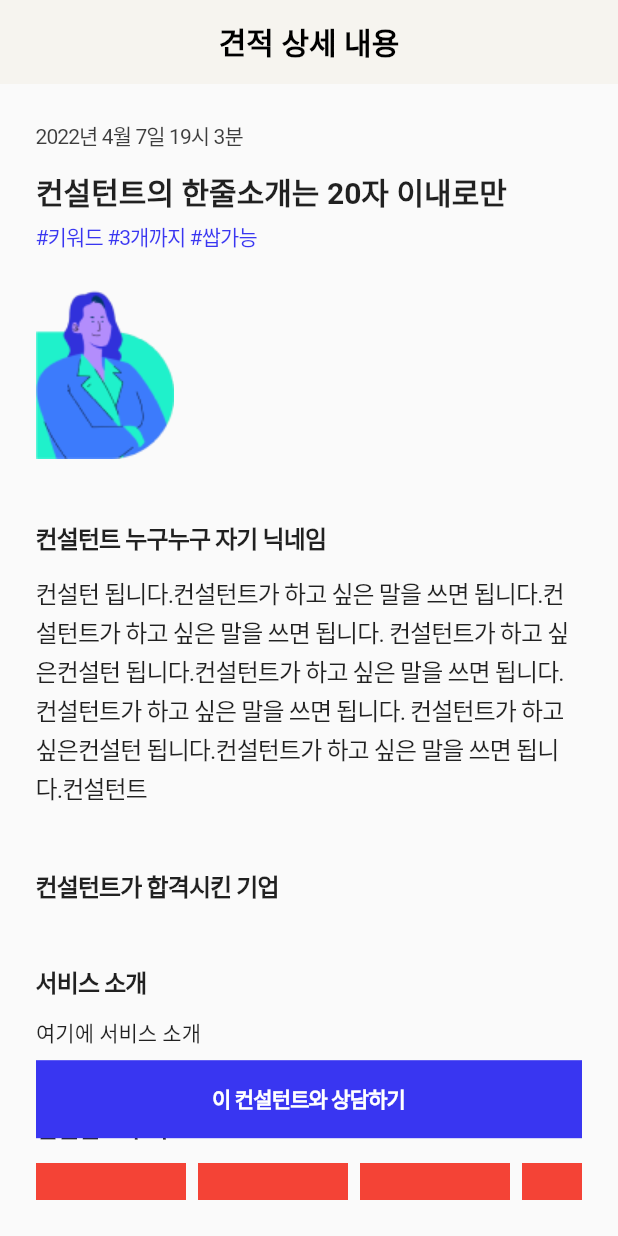
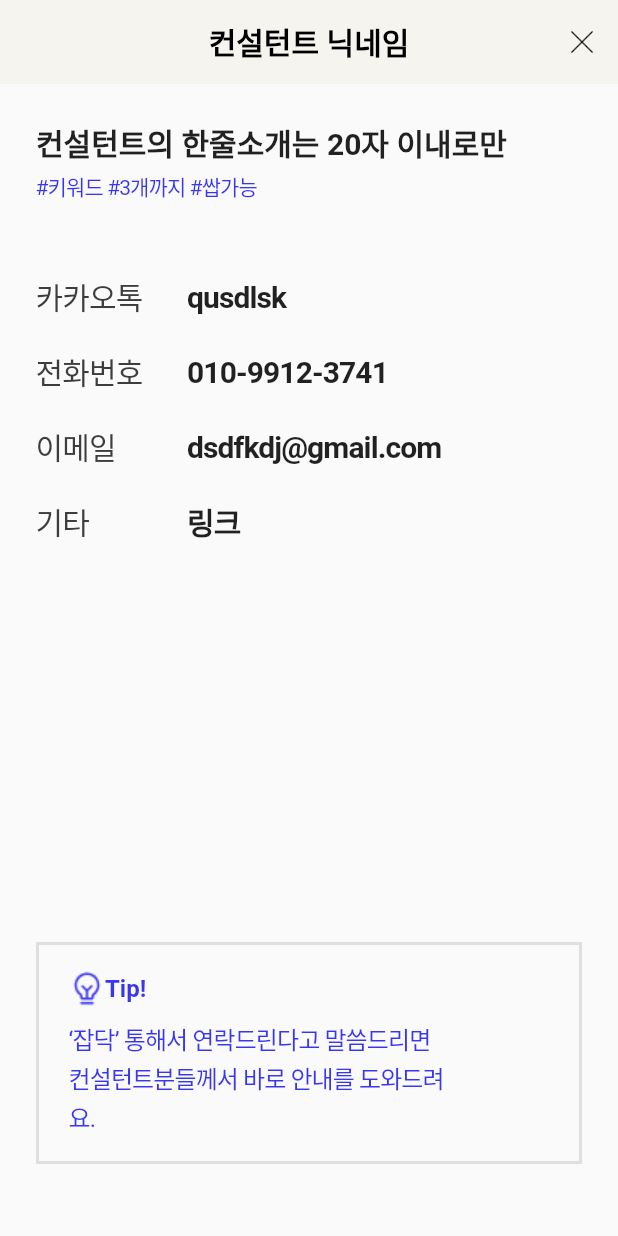
Before and after one commit to sayole/JobDoc, a Flutter app: the screen it shows after launch, on a phone screen of 412 x 824 dp. Run offline on Flutter 3.47's test engine with Material 2 defaults, Android fonts, the light colour scheme and no system bars; our stand-ins replace firebase_auth, firebase_core, google_sign_in; accounts and stored records are empty; Roboto replaces fonts that are missing (Pretendard).

Commit message:
contact_info updated

```diff
--- a/lib/main.dart
+++ b/lib/main.dart
@@ -5,7 +5,7 @@ import 'package:job_doc/pages/proposal/consultant_detail.dart';
 import 'package:job_doc/palette.dart';
 import 'package:job_doc/services/auth_service.dart';
 import 'package:provider/provider.dart';
-import 'package:job_doc/pages/proposal/proposal_list.dart';
+import 'package:job_doc/pages/proposal/contact_info.dart';
 
 void main() async {
   WidgetsFlutterBinding.ensureInitialized();
@@ -32,7 +32,7 @@ class MyApp extends StatelessWidget {
         fontFamily: 'Pretendard',
         primaryColor: Palette.background,
       ),
-      home: consultant_detail(),
+      home: contact_info(),
     );
   }
 }
--- a/lib/pages/proposal/contact_info.dart
+++ b/lib/pages/proposal/contact_info.dart
@@ -0,0 +1,211 @@
+import 'package:flutter/material.dart';
+
+class contact_info extends StatelessWidget {
+  const contact_info({Key? key}) : super(key: key);
+
+  @override
+  Widget build(BuildContext context) {
+    return Scaffold(
+      appBar: AppBar(
+        centerTitle: true,
+        title: Text(
+          "컨설턴트 닉네임",
+          style: TextStyle(
+            color: Colors.black,
+            fontWeight: FontWeight.w700,
+          ),
+        ),
+        elevation: 0,
+        actions: [
+          IconButton(
+            icon: ImageIcon(
+              AssetImage("assets/icons/close.png"),
+              color: Color(0xFFF000000),
+            ),
+            onPressed: () {},
+          ),
+        ],
+      ),
+      body: Padding(
+        padding: const EdgeInsets.all(24.0),
+        child: Stack(
+          children: [
+            Column(
+              crossAxisAlignment: CrossAxisAlignment.start,
+              children: [
+                Text(
+                  "컨설턴트의 한줄소개는 20자 이내로만",
+                  style: TextStyle(
+                    fontSize: 20,
+                    fontWeight: FontWeight.w700,
+                  ),
+                ),
+                SizedBox(height: 4),
+                Text(
+                  "#키워드 #3개까지 #쌉가능",
+                  style: TextStyle(
+                      color: Color(0xFFF3936F1),
+                      fontSize: 14,
+                      letterSpacing: -0.6,
+                      fontWeight: FontWeight.w400),
+                ),
+                SizedBox(height: 48),
+                Row(
+                  children: [
+                    Container(
+                      width: 101,
+                      child: Text(
+                        "카카오톡",
+                        style: TextStyle(
+                          fontSize: 20,
+                          letterSpacing: -0.6,
+                          color: Color(0xFFF3D3D3D),
+                          fontWeight: FontWeight.w400,
+                        ),
+                      ),
+                    ),
+                    Text(
+                      "qusdlsk",
+                      style: TextStyle(
+                        fontSize: 20,
+                        letterSpacing: -0.6,
+                        fontWeight: FontWeight.w600,
+                      ),
+                    ),
+                  ],
+                ),
+                SizedBox(height: 20),
+                Row(
+                  children: [
+                    Container(
+                      width: 101,
+                      child: Text(
+                        "전화번호",
+                        style: TextStyle(
+                          fontSize: 20,
+                          letterSpacing: -0.6,
+                          color: Color(0xFFF3D3D3D),
+                          fontWeight: FontWeight.w400,
+                        ),
+                      ),
+                    ),
+                    Text(
+                      "010-9912-3741",
+                      style: TextStyle(
+                        fontSize: 20,
+                        letterSpacing: -0.6,
+                        fontWeight: FontWeight.w600,
+                      ),
+                    ),
+                  ],
+                ),
+                SizedBox(height: 20),
+                Row(
+                  children: [
+                    Container(
+                      width: 101,
+                      child: Text(
+                        "이메일",
+                        style: TextStyle(
+                          fontSize: 20,
+                          letterSpacing: -0.6,
+                          color: Color(0xFFF3D3D3D),
+                          fontWeight: FontWeight.w400,
+                        ),
+                      ),
+                    ),
+                    Text(
+                      "dsdfkdj@gmail.com",
+                      style: TextStyle(
+                        fontSize: 20,
+                        letterSpacing: -0.6,
+                        fontWeight: FontWeight.w600,
+                      ),
+                    ),
+                  ],
+                ),
+                SizedBox(height: 20),
+                Row(
+                  children: [
+                    Container(
+                      width: 101,
+                      child: Text(
+                        "기타",
+                        style: TextStyle(
+                          fontSize: 20,
+                          letterSpacing: -0.6,
+                          color: Color(0xFFF3D3D3D),
+                          fontWeight: FontWeight.w400,
+                        ),
+                      ),
+                    ),
+                    Text(
+                      "링크",
+                      style: TextStyle(
+                        fontSize: 20,
+                        letterSpacing: -0.6,
+                        fontWeight: FontWeight.w600,
+                      ),
+                    ),
+                  ],
+                ),
+              ],
+            ),
+            Positioned(
+              bottom: 24,
+              left: 0,
+              right: 0,
+              child: Container(
+                decoration: BoxDecoration(
+                  border: Border.all(
+                    width: 2,
+                    color: Color(0xFFFDFDFDF),
+                  ),
+                ),
+                child: Padding(
+                  padding:
+                      const EdgeInsets.symmetric(vertical: 17, horizontal: 20),
+                  child: Column(
+                    crossAxisAlignment: CrossAxisAlignment.start,
+                    children: [
+                      Row(
+                        children: [
+                          ImageIcon(
+                            AssetImage("assets/icons/light_bulb_filament.png"),
+                            color: Color(0xFFF3936F1),
+                          ),
+                          Text(
+                            "Tip!",
+                            style: TextStyle(
+                              fontSize: 16,
+                              fontWeight: FontWeight.w600,
+                              color: Color(0xFFF3936F1),
+                            ),
+                          ),
+                        ],
+                      ),
+                      SizedBox(height: 8),
+                      Container(
+                        width: 252,
+                        child: Text(
+                          "‘잡닥’ 통해서 연락드린다고 말씀드리면 컨설턴트분들께서 바로 안내를 도와드려요.",
+                          style: TextStyle(
+                            fontSize: 16,
+                            fontWeight: FontWeight.w400,
+                            letterSpacing: -0.6,
+                            height: 1.6,
+                            color: Color(0xFFF3936F1),
+                          ),
+                        ),
+                      )
+                    ],
+                  ),
+                ),
+              ),
+            ),
+          ],
+        ),
+      ),
+    );
+  }
+}
--- a/pubspec.yaml
+++ b/pubspec.yaml
@@ -68,6 +68,7 @@ flutter:
   assets:
     - assets/images/person01.png
     - assets/icons/add.png
+    - assets/icons/light_bulb_filament.png
     - assets/icons/backward.png
     - assets/icons/bell.png
     - assets/icons/bottom_arrow.png
```
Also changed, not shown: assets/icons/light_bulb_filament.png (added).
